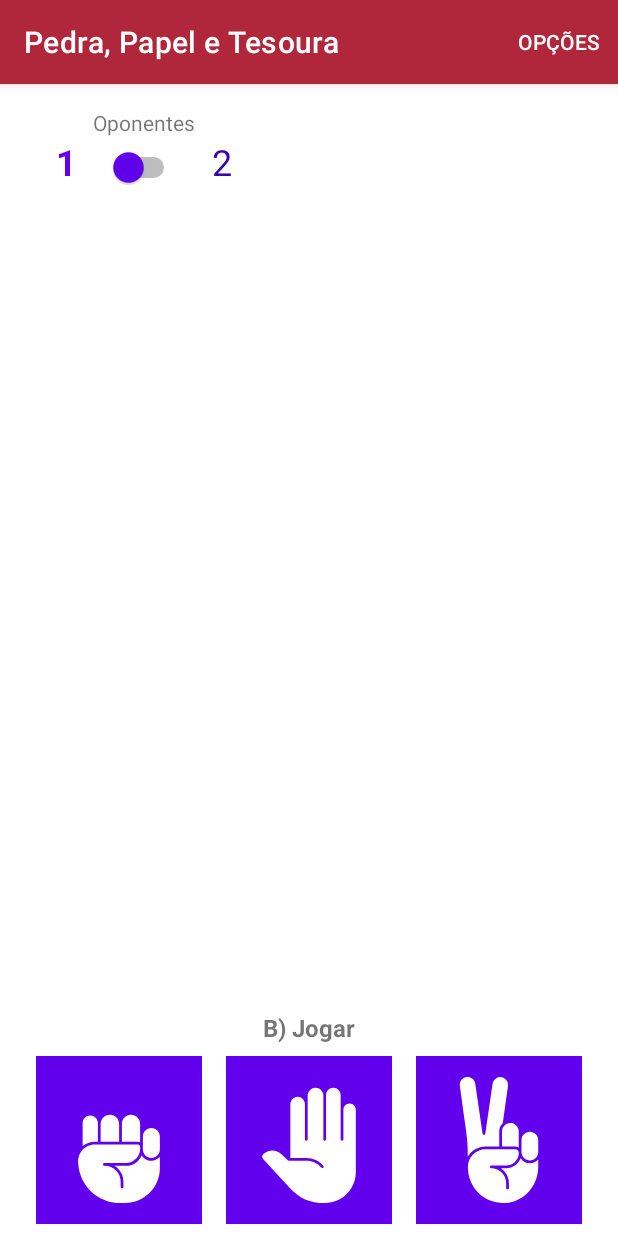
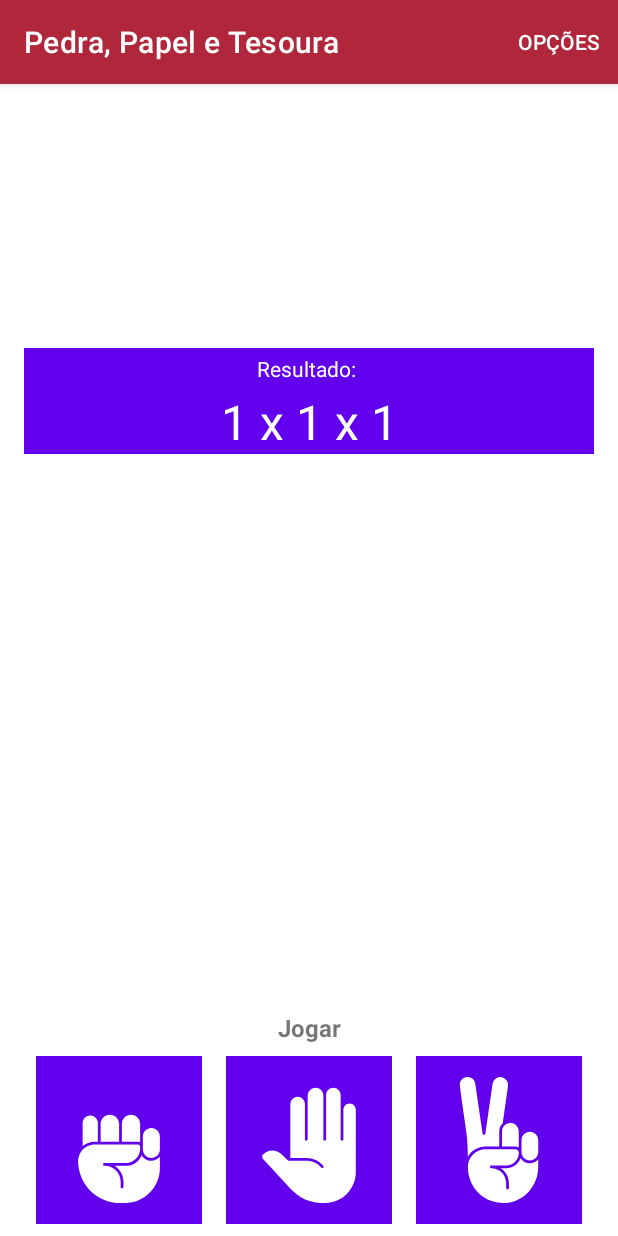
Before and after one commit to fernandosantis/PedraPapelTesoura, an Android app: the screen it shows after launch (MainActivity), on a phone screen of 412 x 824 dp. Run offline under Robolectric (Android 15) with nearby library versions, the phone set to English and light mode, and no system bars.

Commit message:
Finalizando as Opções

```diff
--- a/app/src/main/res/layout/activity_main.xml
+++ b/app/src/main/res/layout/activity_main.xml
@@ -20,62 +20,6 @@
         android:orientation="vertical"
         app:layout_constraintGuide_end="16dp" />
 
-    <androidx.constraintlayout.widget.ConstraintLayout
-        android:id="@+id/ll_Opcoes"
-        android:layout_width="0dp"
-        android:layout_height="wrap_content"
-        app:layout_constraintEnd_toEndOf="@id/guiEnd"
-        app:layout_constraintStart_toStartOf="@id/guiStart"
-        app:layout_constraintTop_toTopOf="parent">
-    <TextView
-        android:id="@+id/lbl_Oponentes"
-        android:layout_width="160dp"
-        android:layout_height="wrap_content"
-        android:layout_marginTop="16dp"
-        android:text="Oponentes"
-        android:textAlignment="center"
-        app:layout_constraintStart_toStartOf="parent"
-        app:layout_constraintTop_toTopOf="parent" />
-
-    <LinearLayout
-        android:id="@+id/ll_Oponentes"
-        android:layout_width="160dp"
-        android:layout_height="wrap_content"
-        android:orientation="horizontal"
-        app:layout_constraintStart_toStartOf="parent"
-        app:layout_constraintTop_toBottomOf="@id/lbl_Oponentes">
-
-        <TextView
-            android:id="@+id/lbl_UmOponente"
-            android:layout_width="0dp"
-            android:layout_height="wrap_content"
-            android:layout_weight="1"
-            android:text="1"
-            android:textAlignment="center"
-            android:textColor="@color/design_default_color_primary"
-            android:textSize="24sp"
-            android:textStyle="bold" />
-
-        <Switch
-            android:id="@+id/swt_QtdOponentes"
-            android:layout_width="wrap_content"
-            android:layout_height="wrap_content"
-            app:useMaterialThemeColors="false"
-            android:thumbTint="@color/design_default_color_primary"
-            />
-
-        <TextView
-            android:id="@+id/lbl_DoisOponentes"
-            android:layout_width="0dp"
-            android:layout_height="wrap_content"
-            android:layout_weight="1"
-            android:text="2"
-            android:textAlignment="center"
-            android:textColor="@color/design_default_color_primary_variant"
-            android:textSize="24sp"
-            android:textStyle="normal" />
-    </LinearLayout>
-    </androidx.constraintlayout.widget.ConstraintLayout>
 
     <LinearLayout
         android:id="@+id/ll_ResultadoOponentes"
@@ -83,7 +27,9 @@
         android:layout_height="160dp"
         app:layout_constraintEnd_toEndOf="@id/guiEnd"
         app:layout_constraintStart_toStartOf="@id/guiStart"
-        app:layout_constraintTop_toBottomOf="@id/ll_Opcoes">
+        app:layout_constraintTop_toTopOf="parent"
+        app:layout_constraintBottom_toTopOf="@id/lbl_Jogadas"
+        >
 
         <ImageView
             android:id="@+id/img_Oponente1"
@@ -106,13 +52,66 @@
             app:tint="@color/player2" />
     </LinearLayout>
 
+    <TextView
+        android:id="@+id/lbl_Jogadas"
+        android:layout_width="0dp"
+        android:padding="4dp"
+        android:layout_height="wrap_content"
+        android:layout_marginTop="16dp"
+        android:background="@color/design_default_color_primary"
+
+        android:text="Resultado: "
+        android:textAlignment="center"
+        android:textColor="@color/design_default_color_on_primary"
+        app:layout_constraintEnd_toEndOf="@id/guiEnd"
+        app:layout_constraintStart_toStartOf="@id/guiStart"
+        app:layout_constraintTop_toBottomOf="@id/ll_ResultadoOponentes"
+
+        />
+
+    <TextView
+        android:id="@+id/lbl_Pontos"
+        android:layout_width="0dp"
+        android:layout_height="wrap_content"
+        android:background="@color/design_default_color_primary"
+        android:text="1 x 1 x 1"
+        android:textAlignment="center"
+        android:textSize="32sp"
+        android:textColor="@color/design_default_color_on_primary"
+        app:layout_constraintEnd_toEndOf="@id/guiEnd"
+        app:layout_constraintStart_toStartOf="@id/guiStart"
+        app:layout_constraintTop_toBottomOf="@id/lbl_Jogadas"
+        />
+
+    <TextView
+        android:id="@+id/lbl_Resultado"
+        android:layout_width="0dp"
+        android:layout_height="wrap_content"
+        android:layout_marginBottom="16dp"
+        android:background="@color/design_default_color_primary"
+        android:padding="4dp"
+        android:text="Resultado: "
+        android:textAlignment="center"
+        android:textColor="@color/design_default_color_on_primary"
+        app:layout_constraintEnd_toEndOf="@id/guiEnd"
+        app:layout_constraintStart_toStartOf="@id/guiStart"
+        app:layout_constraintTop_toBottomOf="@id/lbl_Pontos"
+
+        />
+
+
+
+
+
     <LinearLayout
         android:id="@+id/ll_ResultadosJogador"
         android:layout_width="0dp"
         android:layout_height="160dp"
         app:layout_constraintEnd_toEndOf="@id/guiEnd"
         app:layout_constraintStart_toStartOf="@id/guiStart"
-        app:layout_constraintTop_toBottomOf="@id/ll_ResultadoOponentes">
+        app:layout_constraintTop_toBottomOf="@id/lbl_Resultado"
+        app:layout_constraintBottom_toTopOf="@id/lbl_Jogar"
+        >
 
         <ImageView
             android:id="@+id/img_Jogador"
@@ -125,29 +124,13 @@
             app:tint="@color/design_default_color_primary_variant" />
     </LinearLayout>
 
-    <TextView
-        android:id="@+id/lbl_Resultado"
-        android:layout_width="0dp"
-        android:layout_height="wrap_content"
-        android:layout_marginTop="16dp"
-        android:background="@color/design_default_color_primary"
-        android:padding="8dp"
-        android:text="Resultado: "
-        android:textAlignment="center"
-        android:textColor="@color/design_default_color_on_primary"
-        android:textSize="16dp"
-        android:textStyle="bold"
-        app:layout_constraintBottom_toTopOf="@id/lbl_Jogar"
-        app:layout_constraintEnd_toEndOf="@id/guiEnd"
-        app:layout_constraintStart_toStartOf="@id/guiStart"
-        app:layout_constraintTop_toBottomOf="@id/ll_ResultadosJogador" />
 
     <TextView
         android:id="@+id/lbl_Jogar"
         android:layout_width="0dp"
         android:layout_height="wrap_content"
         android:layout_marginTop="16dp"
-        android:text="B) Jogar"
+        android:text="Jogar"
         android:textAlignment="center"
         android:textSize="16dp"
         android:textStyle="bold"
```
